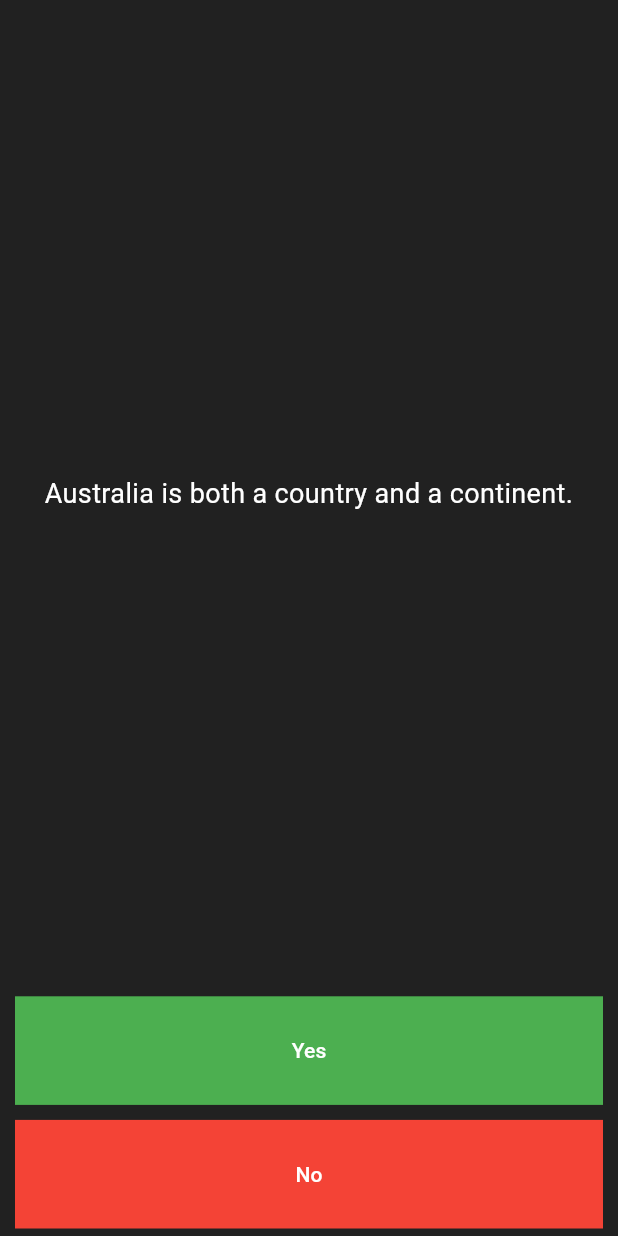
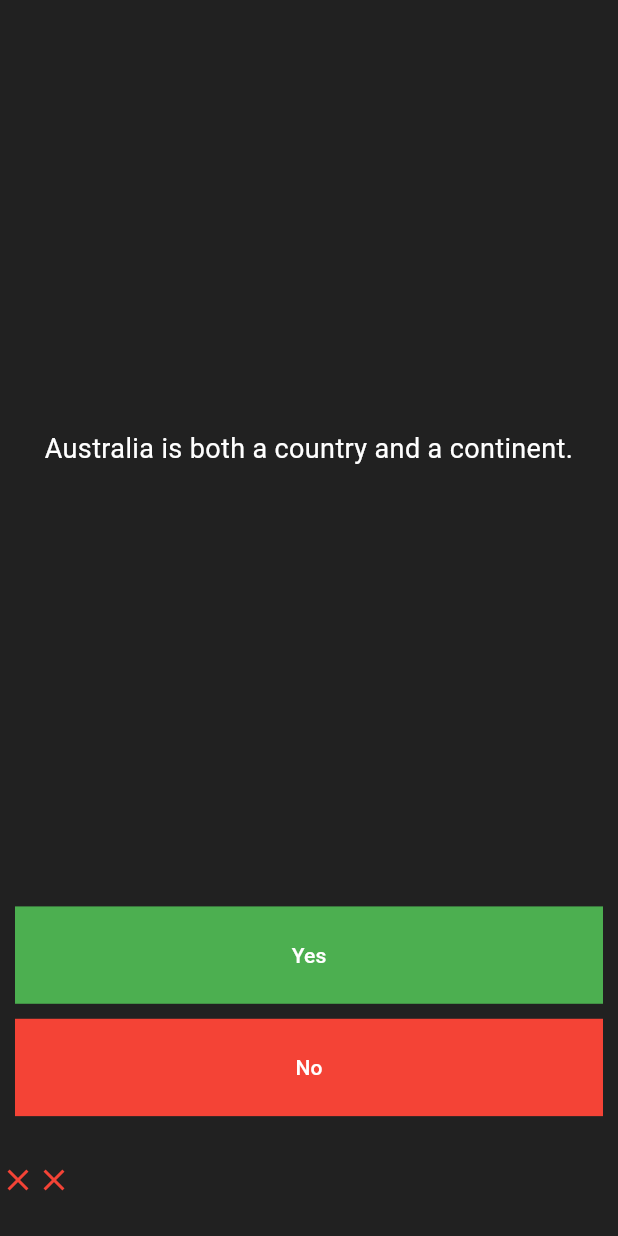
Before and after one commit to Tshobohwa/flutter, a Flutter app: the screen it shows after launch, after a tap on "Yes", after a tap on "No", on a phone screen of 412 x 824 dp. Run offline on Flutter 3.47's test engine with Material 3 defaults, Android fonts, the phone set to English and light mode, and no system bars.

Commit message:
Score container creation

```diff
--- a/quizzler/lib/main.dart
+++ b/quizzler/lib/main.dart
@@ -1,6 +1,7 @@
 import 'package:flutter/material.dart';
 import 'package:quizzler/models/question.dart';
 import 'package:quizzler/widgets/question_container.dart';
+import 'package:quizzler/widgets/scores_container.dart';
 
 main() {
   runApp(const Quizzler());
@@ -29,6 +30,15 @@ class QuizPage extends StatefulWidget {
 
 class _QuizPageState extends State<QuizPage> {
   var currentQuestionIndex = 0;
+  static const winIcon = Icon(
+    Icons.check,
+    color: Colors.green,
+  );
+  static const looseIcon = Icon(
+    Icons.close,
+    color: Colors.red,
+  );
+  static List<Icon> scores = [];
   static List<Question> questions = [
     Question(
         question: 'The Great Wall of China is visible from space.',
@@ -78,6 +88,9 @@ class _QuizPageState extends State<QuizPage> {
             child: TextButton(
               onPressed: () {
                 setState(() {
+                  questions[currentQuestionIndex].answer == true
+                      ? scores.add(winIcon)
+                      : scores.add(looseIcon);
                   currentQuestionIndex =
                       (currentQuestionIndex + 1) % questions.length;
                 });
@@ -97,6 +110,9 @@ class _QuizPageState extends State<QuizPage> {
               child: TextButton(
                 onPressed: () {
                   setState(() {
+                    questions[currentQuestionIndex].answer == false
+                        ? scores.add(winIcon)
+                        : scores.add(looseIcon);
                     currentQuestionIndex =
                         (currentQuestionIndex + 1) % questions.length;
                   });
@@ -107,6 +123,7 @@ class _QuizPageState extends State<QuizPage> {
                 ),
               ),
             )),
+        ScoresContainer(scores: scores)
       ],
     );
   }
--- /dev/null
+++ b/quizzler/lib/widgets/scores_container.dart
@@ -0,0 +1,16 @@
+import 'package:flutter/material.dart';
+
+class ScoresContainer extends StatelessWidget {
+  final List<Icon> scores;
+  const ScoresContainer({super.key, required this.scores});
+
+  @override
+  Widget build(BuildContext context) {
+    return Expanded(
+      flex: 1,
+      child: Row(
+        children: scores,
+      ),
+    );
+  }
+}
```
